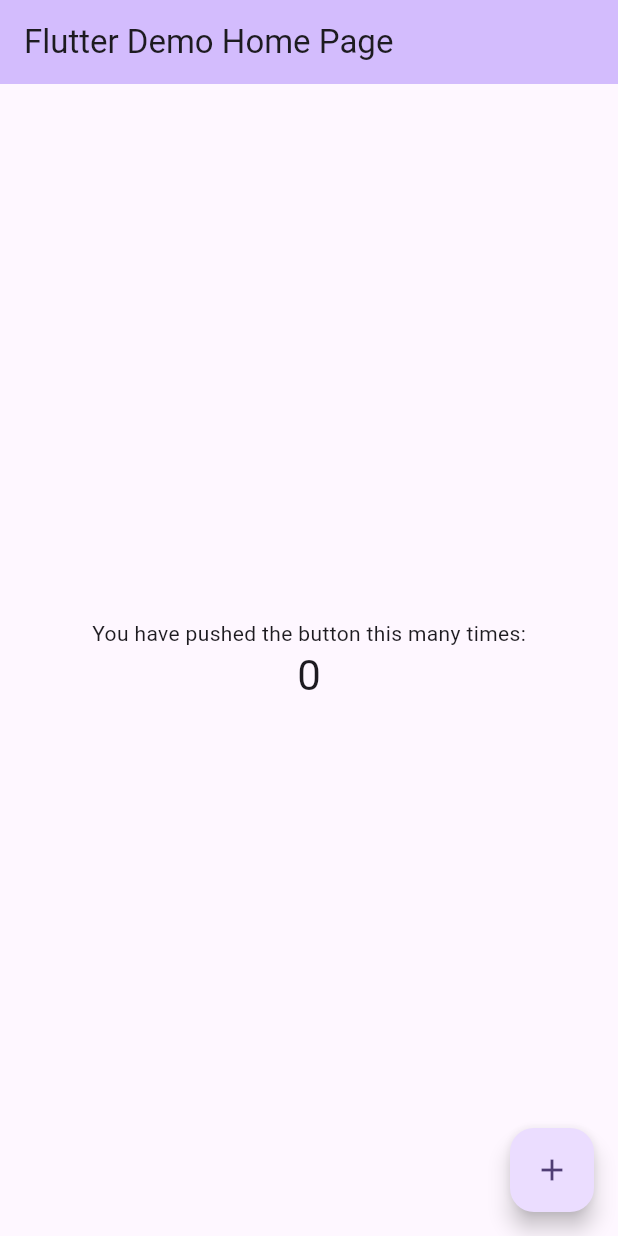
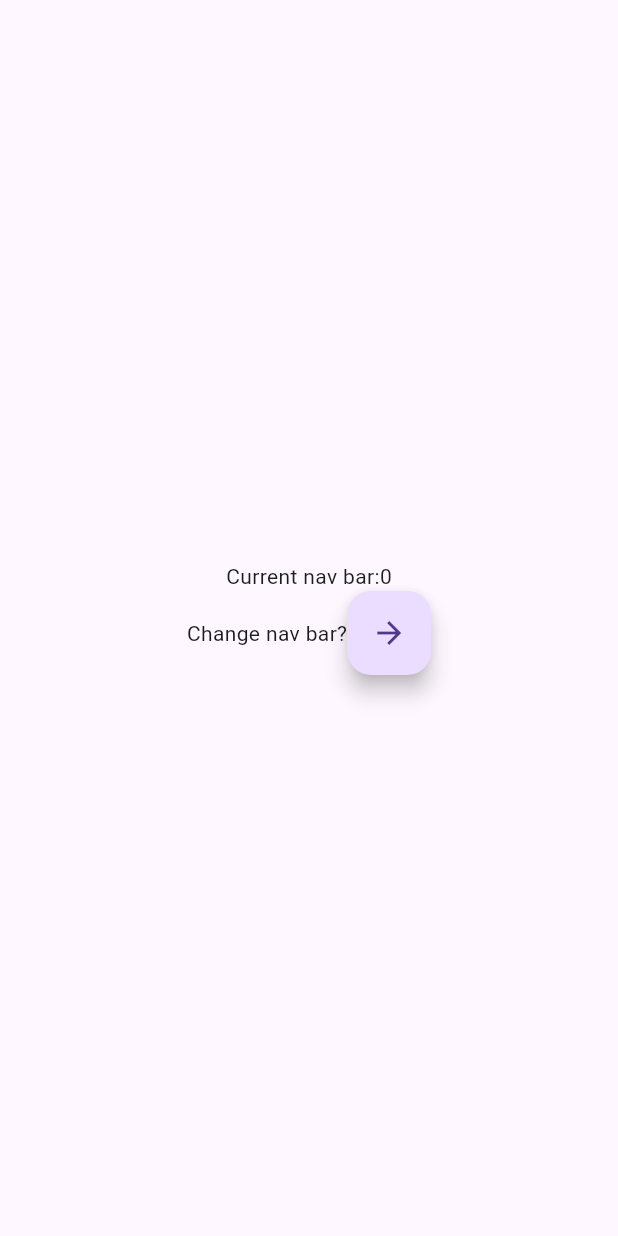
Before and after one commit to KrisHHFI/flutter_nav_bars, a Flutter app: the screen it shows after launch, on a phone screen of 412 x 824 dp. Run offline on Flutter 3.47's test engine with Material 3 defaults, Android fonts, the phone set to English and light mode, and no system bars.

Commit message:
Aligned the default project closer to my plan

```diff
--- a/lib/main.dart
+++ b/lib/main.dart
@@ -7,46 +7,17 @@
 class MyApp extends StatelessWidget {
   const MyApp({super.key});
 
-  // This widget is the root of your application.
   @override
   Widget build(BuildContext context) {
-    return MaterialApp(
-      title: 'Flutter Demo',
-      theme: ThemeData(
-        // This is the theme of your application.
-        //
-        // TRY THIS: Try running your application with "flutter run". You'll see
-        // the application has a purple toolbar. Then, without quitting the app,
-        // try changing the seedColor in the colorScheme below to Colors.green
-        // and then invoke "hot reload" (save your changes or press the "hot
-        // reload" button in a Flutter-supported IDE, or press "r" if you used
-        // the command line to start the app).
-        //
-        // Notice that the counter didn't reset back to zero; the application
-        // state is not lost during the reload. To reset the state, use hot
-        // restart instead.
-        //
-        // This works for code too, not just values: Most code changes can be
-        // tested with just a hot reload.
-        colorScheme: ColorScheme.fromSeed(seedColor: Colors.deepPurple),
-        useMaterial3: true,
-      ),
-      home: const MyHomePage(title: 'Flutter Demo Home Page'),
+    return const MaterialApp(
+      title: 'Different Nav Bars',
+      home: MyHomePage(title: 'Different Nav Bars'),
     );
   }
 }
 
 class MyHomePage extends StatefulWidget {
   const MyHomePage({super.key, required this.title});
-
-  // This widget is the home page of your application. It is stateful, meaning
-  // that it has a State object (defined below) that contains fields that affect
-  // how it looks.
-
-  // This class is the configuration for the state. It holds the values (in this
-  // case the title) provided by the parent (in this case the App widget) and
-  // used by the build method of the State. Fields in a Widget subclass are
-  // always marked "final".
 
   final String title;
 
@@ -59,67 +30,44 @@
 
   void _incrementCounter() {
     setState(() {
-      // This call to setState tells the Flutter framework that something has
-      // changed in this State, which causes it to rerun the build method below
-      // so that the display can reflect the updated values. If we changed
-      // _counter without calling setState(), then the build method would not be
-      // called again, and so nothing would appear to happen.
       _counter++;
     });
   }
 
   @override
   Widget build(BuildContext context) {
-    // This method is rerun every time setState is called, for instance as done
-    // by the _incrementCounter method above.
-    //
-    // The Flutter framework has been optimized to make rerunning build methods
-    // fast, so that you can just rebuild anything that needs updating rather
-    // than having to individually change instances of widgets.
     return Scaffold(
-      appBar: AppBar(
-        // TRY THIS: Try changing the color here to a specific color (to
-        // Colors.amber, perhaps?) and trigger a hot reload to see the AppBar
-        // change color while the other colors stay the same.
-        backgroundColor: Theme.of(context).colorScheme.inversePrimary,
-        // Here we take the value from the MyHomePage object that was created by
-        // the App.build method, and use it to set our appbar title.
-        title: Text(widget.title),
-      ),
       body: Center(
-        // Center is a layout widget. It takes a single child and positions it
-        // in the middle of the parent.
         child: Column(
-          // Column is also a layout widget. It takes a list of children and
-          // arranges them vertically. By default, it sizes itself to fit its
-          // children horizontally, and tries to be as tall as its parent.
-          //
-          // Column has various properties to control how it sizes itself and
-          // how it positions its children. Here we use mainAxisAlignment to
-          // center the children vertically; the main axis here is the vertical
-          // axis because Columns are vertical (the cross axis would be
-          // horizontal).
-          //
-          // TRY THIS: Invoke "debug painting" (choose the "Toggle Debug Paint"
-          // action in the IDE, or press "p" in the console), to see the
-          // wireframe for each widget.
           mainAxisAlignment: MainAxisAlignment.center,
           children: <Widget>[
-            const Text(
-              'You have pushed the button this many times:',
+            Row(
+              mainAxisAlignment: MainAxisAlignment.center,
+              children: [
+                const Text(
+                  'Current nav bar:',
+                ),
+                Text(
+                  '$_counter',
+                ),
+              ],
             ),
-            Text(
-              '$_counter',
-              style: Theme.of(context).textTheme.headlineMedium,
+            Row(
+              mainAxisAlignment: MainAxisAlignment.center,
+              children: [
+                const Text(
+                  'Change nav bar?',
+                ),
+                FloatingActionButton(
+                  onPressed: _incrementCounter,
+                  tooltip: 'Increment',
+                  child: const Icon(Icons.arrow_forward),
+                ),
+              ],
             ),
           ],
         ),
       ),
-      floatingActionButton: FloatingActionButton(
-        onPressed: _incrementCounter,
-        tooltip: 'Increment',
-        child: const Icon(Icons.add),
-      ), // This trailing comma makes auto-formatting nicer for build methods.
     );
   }
 }
```
Also changed, not shown: 1 other file.
